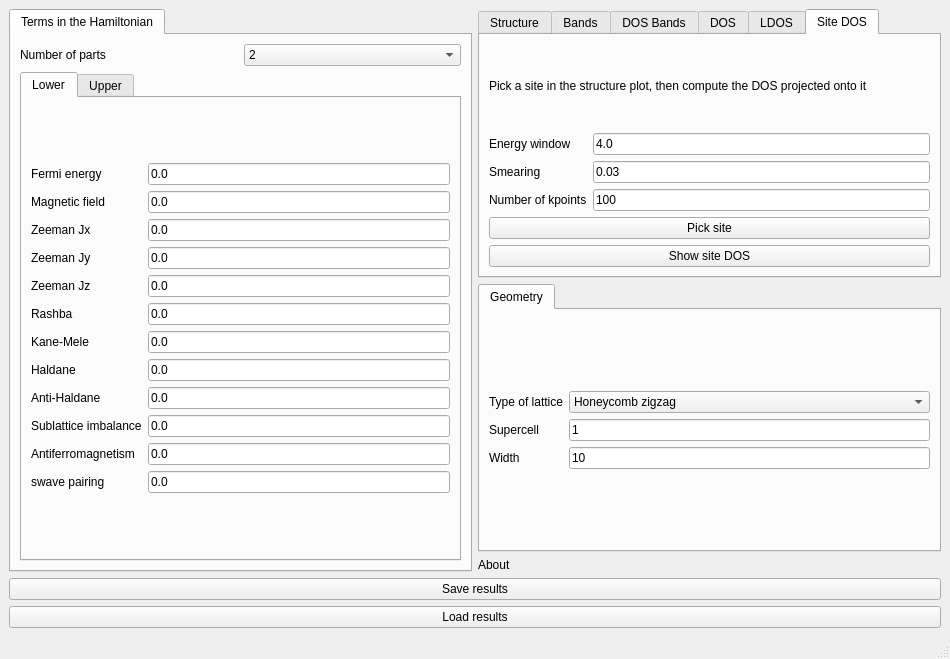
Before: the Qt Designer form interface-pyqt/hybridribbon/interface.ui in joselado/quantum-lattice, drawn with Qt 5.
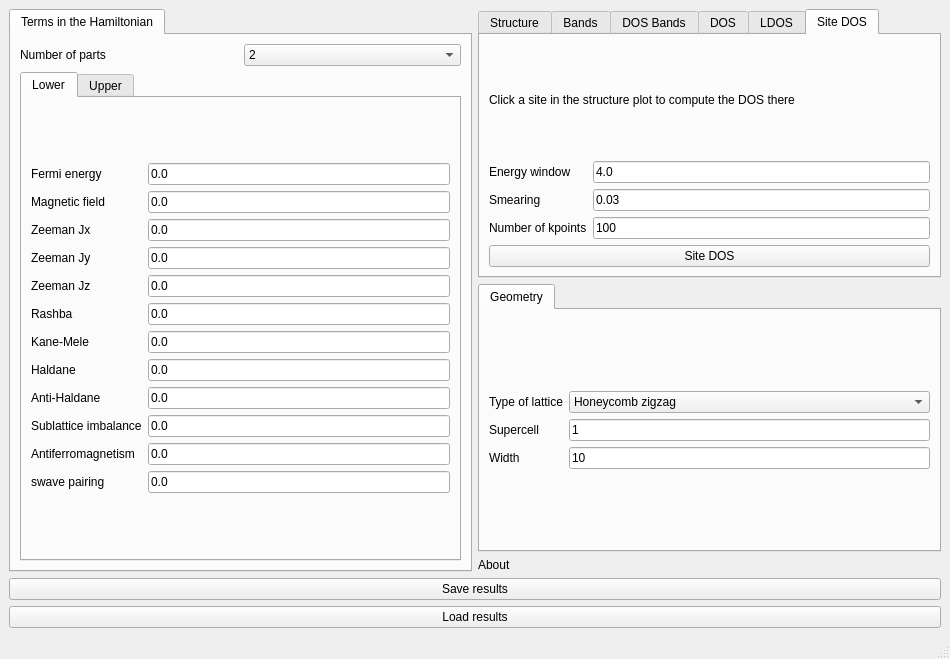
After: the same form once the commit is applied. The open tabs and pages were chosen to show the change. Custom widgets are drawn as their Qt base class.

Commit message: Make Site DOS a single interactive view instead of two separate steps

The edit to the form file:
```diff
--- a/interface-pyqt/hybridribbon/interface.ui
+++ b/interface-pyqt/hybridribbon/interface.ui
@@ -847,7 +847,7 @@
         <item>
          <widget class="BodyLabel" name="label_site_dos_info">
           <property name="text">
-           <string>Pick a site in the structure plot, then compute the DOS projected onto it</string>
+           <string>Click a site in the structure plot to compute the DOS there</string>
           </property>
           <property name="wordWrap">
            <bool>true</bool>
@@ -900,20 +900,10 @@
           </item>
          </layout>
         </item>
-        <item>
-         <widget class="PushButton" name="select_site_dos">
-          <property name="toolTip">
-           <string>Click a site in the structure plot to select it</string>
-          </property>
-          <property name="text">
-           <string>Pick site</string>
-          </property>
-         </widget>
-        </item>
         <item>
          <widget class="PushButton" name="show_site_dos">
           <property name="text">
-           <string>Show site DOS</string>
+           <string>Site DOS</string>
           </property>
          </widget>
         </item>
```
The commit also changes 30 other files.
